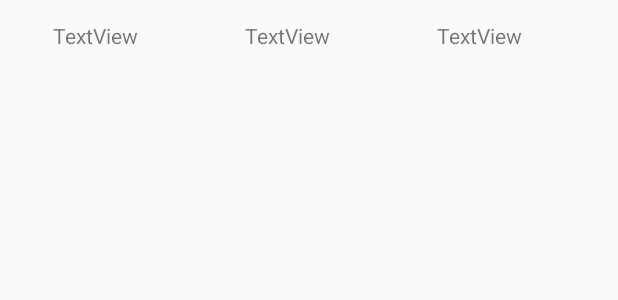
After one commit to klitna/AppIncidencias-SQL, an Android app: the layout item_list.xml on its own in the app's theme, with its tools: preview values and no code run, on a phone screen of 412 x 824 dp. The commit adds this screen. Shown: the top 300 px of the screen. Run offline under Robolectric (Android 15) with nearby library versions, the phone set to English and light mode, and no system bars.

Commit message:
recycler view acabar revisar el array cambiar addIncidence por insertarIncidencia con sql

```diff
--- a/app/build.gradle
+++ b/app/build.gradle
@@ -27,6 +27,7 @@ dependencies {
     implementation 'androidx.appcompat:appcompat:1.2.0'
     implementation 'androidx.constraintlayout:constraintlayout:2.0.1'
     implementation 'androidx.legacy:legacy-support-v4:1.0.0'
+    implementation 'androidx.recyclerview:recyclerview:1.1.0'
     testImplementation 'junit:junit:4.12'
     androidTestImplementation 'androidx.test.ext:junit:1.1.2'
     androidTestImplementation 'androidx.test.espresso:espresso-core:3.3.0'
--- /dev/null
+++ b/app/src/main/res/layout/item_list.xml
@@ -0,0 +1,40 @@
+<?xml version="1.0" encoding="utf-8"?>
+<androidx.constraintlayout.widget.ConstraintLayout
+    xmlns:android="http://schemas.android.com/apk/res/android"
+    xmlns:tools="http://schemas.android.com/tools"
+    android:layout_width="match_parent"
+    android:layout_height="match_parent">
+
+    <LinearLayout
+        android:layout_width="383dp"
+        android:layout_height="48dp"
+        android:orientation="horizontal"
+        android:gravity="center"
+        tools:layout_editor_absoluteX="16dp"
+        tools:layout_editor_absoluteY="84dp">
+
+        <TextView
+            android:id="@+id/nameIncidence"
+            android:layout_width="wrap_content"
+            android:layout_height="wrap_content"
+            android:layout_weight="1"
+            android:gravity="center"
+            android:text="TextView" />
+
+        <TextView
+            android:id="@+id/urgenceIncidence"
+            android:layout_width="wrap_content"
+            android:layout_height="wrap_content"
+            android:layout_weight="1"
+            android:gravity="center"
+            android:text="TextView" />
+
+        <TextView
+            android:id="@+id/countUrgence"
+            android:layout_width="wrap_content"
+            android:layout_height="wrap_content"
+            android:layout_weight="1"
+            android:gravity="center"
+            android:text="TextView" />
+    </LinearLayout>
+</androidx.constraintlayout.widget.ConstraintLayout>
```
Also changed, not shown: app/src/main/java/com/example/myapplication/ListIncidences.java (+9 -0 lines), app/src/main/java/com/example/myapplication/Login.java (+15 -1 lines), app/src/main/java/com/example/myapplication/RecyclerViewAdapter.java (added, +49 -0 lines), app/src/main/res/layout/fragment_list_incidences.xml (+7 -2 lines).
